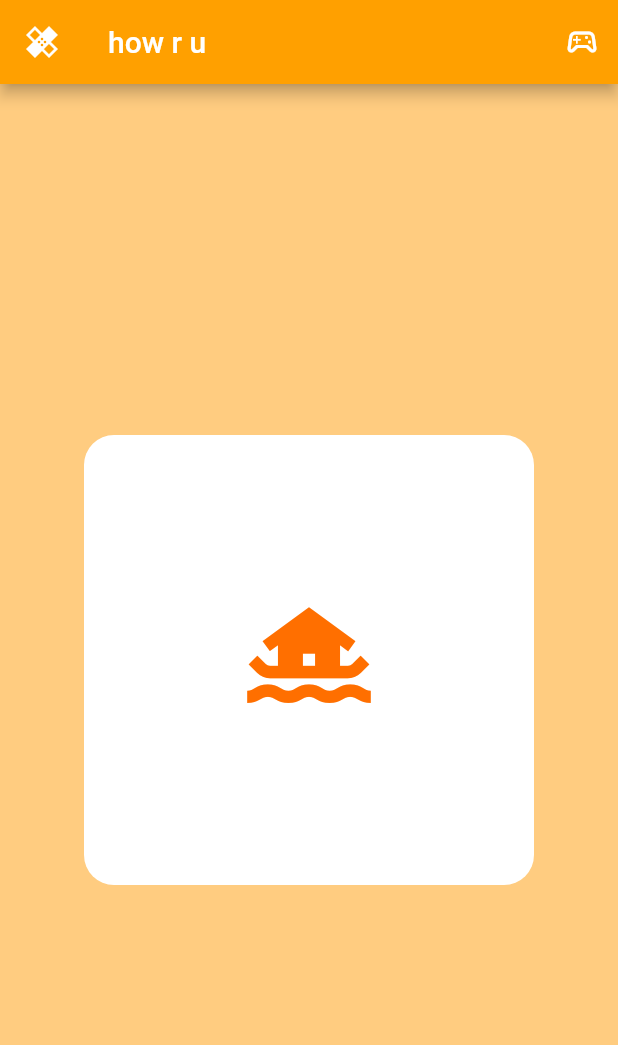
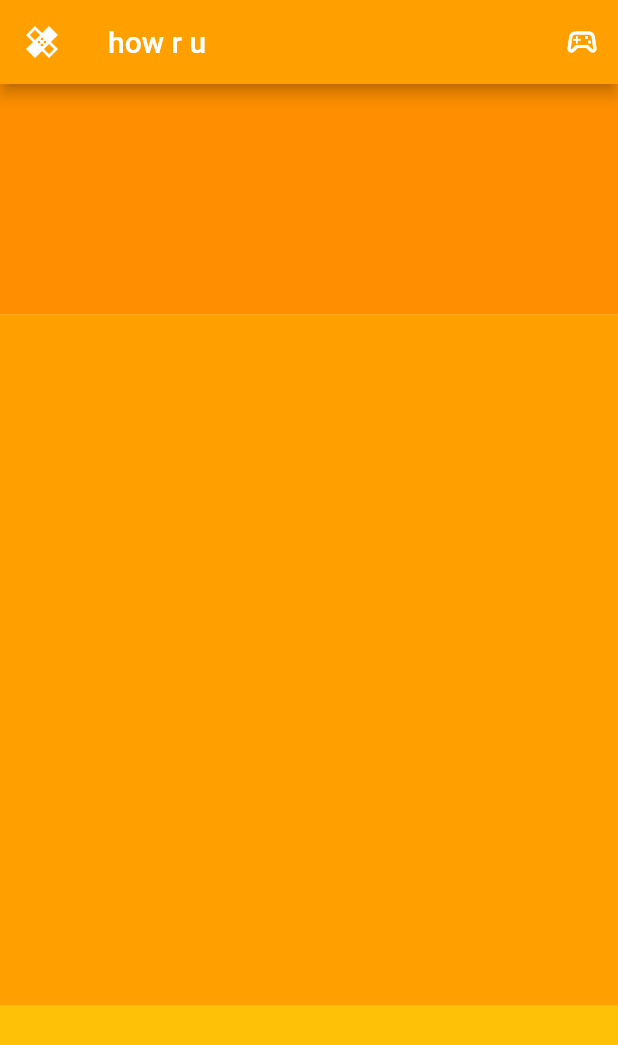
Before and after one commit to hozhiyi/todo_app, a Flutter app: the screen it shows after launch, on a phone screen of 412 x 824 dp. Shown: the top 1045 px of the screen. Run offline on Flutter 3.47's test engine with Material 2 defaults, Android fonts, the phone set to English and light mode, and no system bars.

Commit message:
Expanded Containers.

```diff
--- a/lib/main.dart
+++ b/lib/main.dart
@@ -26,21 +26,26 @@ class MyApp extends StatelessWidget {
             ),
           ],
         ),
-          body: Center(
+        body: Column(
+          children: [
+            Expanded(
               child: Container(
-                height: 300,
-                width: 300,
-                decoration: BoxDecoration(
-                  color: Colors.white,
-                  borderRadius: BorderRadius.circular(20),
+                color: Colors.amber[800],
               ),
-                padding: EdgeInsets.all(34),
-                child: Icon(
-                  Icons.houseboat,
-                  color: Colors.amber[900],
-                  size: 99,
+            ),
+            Expanded(
+                flex: 3,
+                child: Container(
+                  color: Colors.amber[700],
                 )),
-          )),
+            Expanded(
+              child: Container(
+                color: Colors.amber[500],
+              ),
+            )
+          ],
+        ),
+      ),
     );
   }
 }
```
Lines whose indentation alone changed are shown as unchanged.
